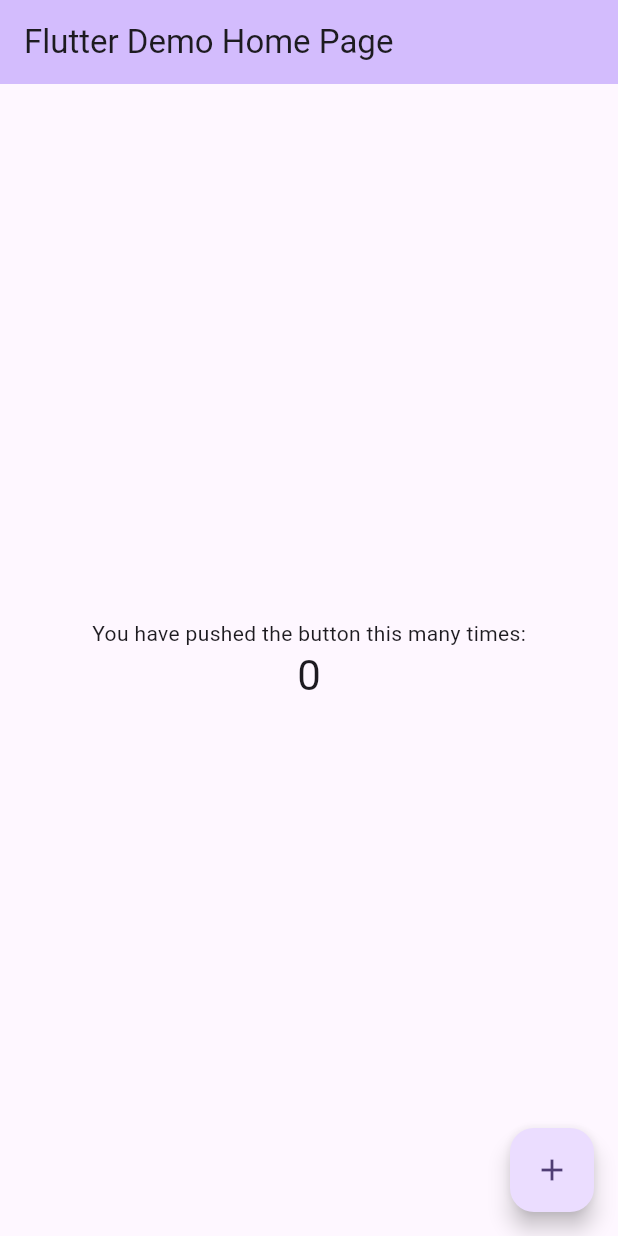
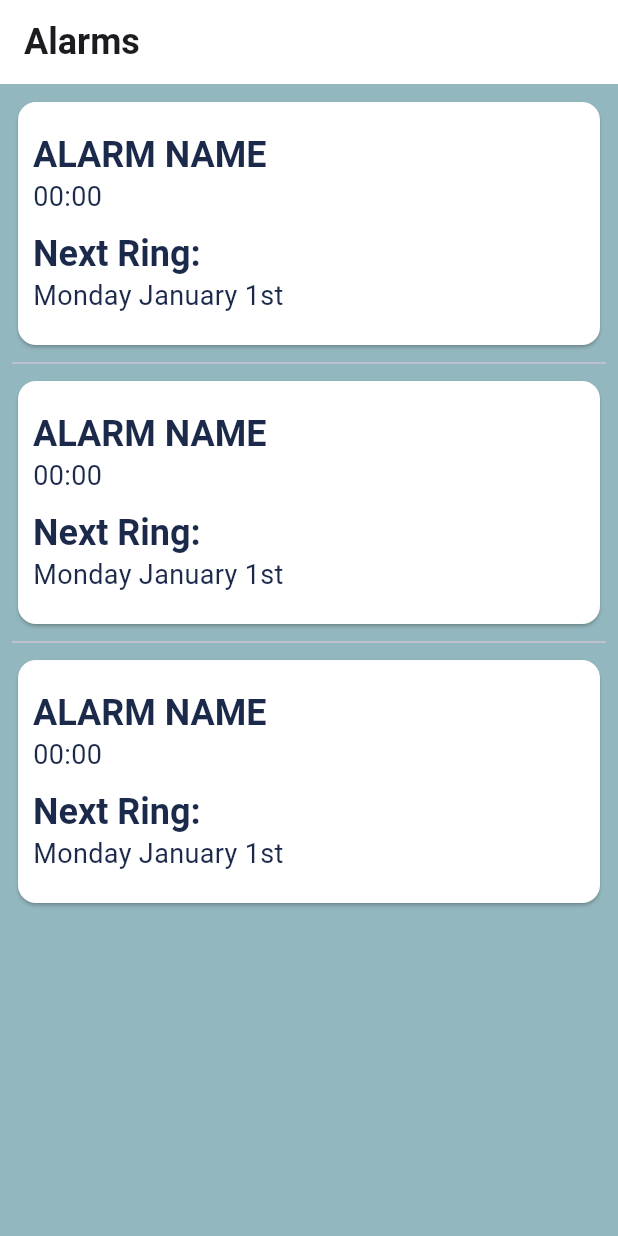
Before and after one commit to RachelGon/ComplicatedScheduler, a Flutter app: the screen it shows after launch, on a phone screen of 412 x 824 dp. Run offline on Flutter 3.47's test engine with Material 2 defaults, Android fonts, the phone set to English and light mode, and no system bars; Roboto replaces fonts that are missing (montserrat).

Commit message:
Create Theme and basic Alarm Display

```diff
--- /dev/null
+++ b/lib/home_page.dart
@@ -0,0 +1,95 @@
+import 'package:flutter/material.dart';
+
+class MyHomePage extends StatefulWidget {
+  const MyHomePage({super.key, required this.title});
+
+  final String title;
+
+  @override
+  State<MyHomePage> createState() => _MyHomePageState();
+}
+
+class _MyHomePageState extends State<MyHomePage> {
+  final List<String> entries = <String>['A', 'B', 'C'];
+  final List<int> colorCodes = <int>[600, 500, 100];
+
+  @override
+  Widget build(BuildContext context) {
+    return Scaffold(
+      appBar: AppBar(
+        backgroundColor: Colors.white,
+        title: Text(widget.title),
+      ),
+      body: Center(
+
+        child: Column(
+          mainAxisAlignment: MainAxisAlignment.center,
+          children: <Widget>[
+            Expanded(
+                child: ListView.separated(
+              padding: const EdgeInsets.all(8),
+              itemCount: entries.length,
+              itemBuilder: (BuildContext context, int index) {
+                return Center(
+                    child: Card(
+                  color: Colors.white,
+                  child: Padding(
+                    padding: const EdgeInsets.only(
+                      top: 20.0, left: 10.0, right: 10.0, bottom: 20.0),
+                    child: Column(children: <Widget>[
+                      Align(
+                        alignment: Alignment.centerLeft,
+                        child: Text(
+                          'ALARM NAME',
+                          style: Theme.of(context).textTheme.titleLarge,
+                        ),
+                      ),
+                      Align(
+                        alignment: Alignment.centerLeft,
+                        child: Text(
+                          '00:00',
+                          style: Theme.of(context).textTheme.bodyMedium,
+                        ),
+                      ),
+                      Padding(
+                        padding: const EdgeInsets.only(top: 10.0),
+                        child: Align(
+                          alignment: Alignment.centerLeft,
+                          child: Text(
+                            'Next Ring:',
+                            style: Theme.of(context).textTheme.titleLarge,
+                          ),
+                        ),
+                      ),
+                      Align(
+                        alignment: Alignment.centerLeft,
+                        child: Text(
+                          'Monday January 1st',
+                          style: Theme.of(context).textTheme.bodyMedium,
+                        ),
+                      ),
+                      // Padding(
+                      //   padding: const EdgeInsets.only(
+                      //       top: 36.0, left: 6.0, right: 6.0, bottom: 6.0),
+                      //   child: ExpansionTile(
+                      //     title: Text('Details ${entries[index]}'),
+                      //     children: const <Widget>[
+                      //       Text('Big Bang'),
+                      //       Text('Birth of the Sun'),
+                      //       Text('Earth is Born'),
+                      //     ],
+                      //   ),
+                      // ),
+                    ]),
+                  ),
+                ));
+              },
+              separatorBuilder: (BuildContext context, int index) =>
+                  const Divider(),
+            )),
+          ],
+        ),
+      ),
+    );
+  }
+}
--- a/lib/main.dart
+++ b/lib/main.dart
@@ -1,4 +1,5 @@
 import 'package:flutter/material.dart';
+import 'package:complicated_scheduler/home_page.dart';
 
 void main() {
   runApp(const MyApp());
@@ -13,113 +14,18 @@ class MyApp extends StatelessWidget {
     return MaterialApp(
       title: 'Flutter Demo',
       theme: ThemeData(
-        // This is the theme of your application.
-        //
-        // TRY THIS: Try running your application with "flutter run". You'll see
-        // the application has a blue toolbar. Then, without quitting the app,
-        // try changing the seedColor in the colorScheme below to Colors.green
-        // and then invoke "hot reload" (save your changes or press the "hot
-        // reload" button in a Flutter-supported IDE, or press "r" if you used
-        // the command line to start the app).
-        //
-        // Notice that the counter didn't reset back to zero; the application
-        // state is not lost during the reload. To reset the state, use hot
-        // restart instead.
-        //
-        // This works for code too, not just values: Most code changes can be
-        // tested with just a hot reload.
-        colorScheme: ColorScheme.fromSeed(seedColor: Colors.deepPurple),
+        primaryColor: Color.fromARGB(255, 46, 134, 171),
         useMaterial3: true,
+        scaffoldBackgroundColor: const Color.fromARGB(255, 147,183, 190),
+
+        textTheme: const TextTheme(
+          displayLarge: TextStyle(fontSize: 24, fontFamily: 'montserrat',fontWeight: FontWeight.bold, color: Color.fromARGB(255, 27, 41, 75)),
+
+          titleLarge: TextStyle(fontSize: 24, fontWeight: FontWeight.bold, color: Color.fromARGB(255, 27, 41, 75)),
+          bodyMedium: TextStyle(fontSize: 18, fontFamily: 'montserrat', color: Color.fromARGB(255, 27, 41, 75)),
+        ),
       ),
-      home: const MyHomePage(title: 'Flutter Demo Home Page'),
+      home: const MyHomePage(title: 'Alarms'),
     );
   }
 }
-
-class MyHomePage extends StatefulWidget {
-  const MyHomePage({super.key, required this.title});
-
-  // This widget is the home page of your application. It is stateful, meaning
-  // that it has a State object (defined below) that contains fields that affect
-  // how it looks.
-
-  // This class is the configuration for the state. It holds the values (in this
-  // case the title) provided by the parent (in this case the App widget) and
-  // used by the build method of the State. Fields in a Widget subclass are
-  // always marked "final".
-
-  final String title;
-
-  @override
-  State<MyHomePage> createState() => _MyHomePageState();
-}
-
-class _MyHomePageState extends State<MyHomePage> {
-  int _counter = 0;
-
-  void _incrementCounter() {
-    setState(() {
-      // This call to setState tells the Flutter framework that something has
-      // changed in this State, which causes it to rerun the build method below
-      // so that the display can reflect the updated values. If we changed
-      // _counter without calling setState(), then the build method would not be
-      // called again, and so nothing would appear to happen.
-      _counter++;
-    });
-  }
-
-  @override
-  Widget build(BuildContext context) {
-    // This method is rerun every time setState is called, for instance as done
-    // by the _incrementCounter method above.
-    //
-    // The Flutter framework has been optimized to make rerunning build methods
-    // fast, so that you can just rebuild anything that needs updating rather
-    // than having to individually change instances of widgets.
-    return Scaffold(
-      appBar: AppBar(
-        // TRY THIS: Try changing the color here to a specific color (to
-        // Colors.amber, perhaps?) and trigger a hot reload to see the AppBar
-        // change color while the other colors stay the same.
-        backgroundColor: Theme.of(context).colorScheme.inversePrimary,
-        // Here we take the value from the MyHomePage object that was created by
-        // the App.build method, and use it to set our appbar title.
-        title: Text(widget.title),
-      ),
-      body: Center(
-        // Center is a layout widget. It takes a single child and positions it
-        // in the middle of the parent.
-        child: Column(
-          // Column is also a layout widget. It takes a list of children and
-          // arranges them vertically. By default, it sizes itself to fit its
-          // children horizontally, and tries to be as tall as its parent.
-          //
-          // Column has various properties to control how it sizes itself and
-          // how it positions its children. Here we use mainAxisAlignment to
-          // center the children vertically; the main axis here is the vertical
-          // axis because Columns are vertical (the cross axis would be
-          // horizontal).
-          //
-          // TRY THIS: Invoke "debug painting" (choose the "Toggle Debug Paint"
-          // action in the IDE, or press "p" in the console), to see the
-          // wireframe for each widget.
-          mainAxisAlignment: MainAxisAlignment.center,
-          children: <Widget>[
-            const Text(
-              'You have pushed the button this many times:',
-            ),
-            Text(
-              '$_counter',
-              style: Theme.of(context).textTheme.headlineMedium,
-            ),
-          ],
-        ),
-      ),
-      floatingActionButton: FloatingActionButton(
-        onPressed: _incrementCounter,
-        tooltip: 'Increment',
-        child: const Icon(Icons.add),
-      ), // This trailing comma makes auto-formatting nicer for build methods.
-    );
-  }
-}
```
